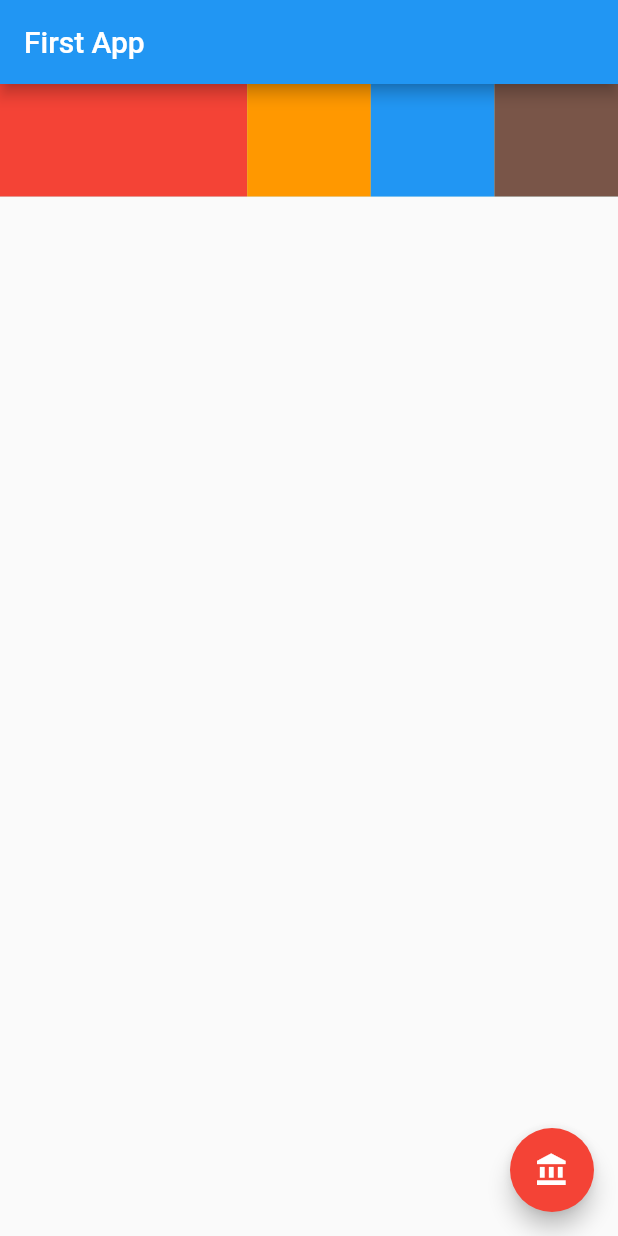
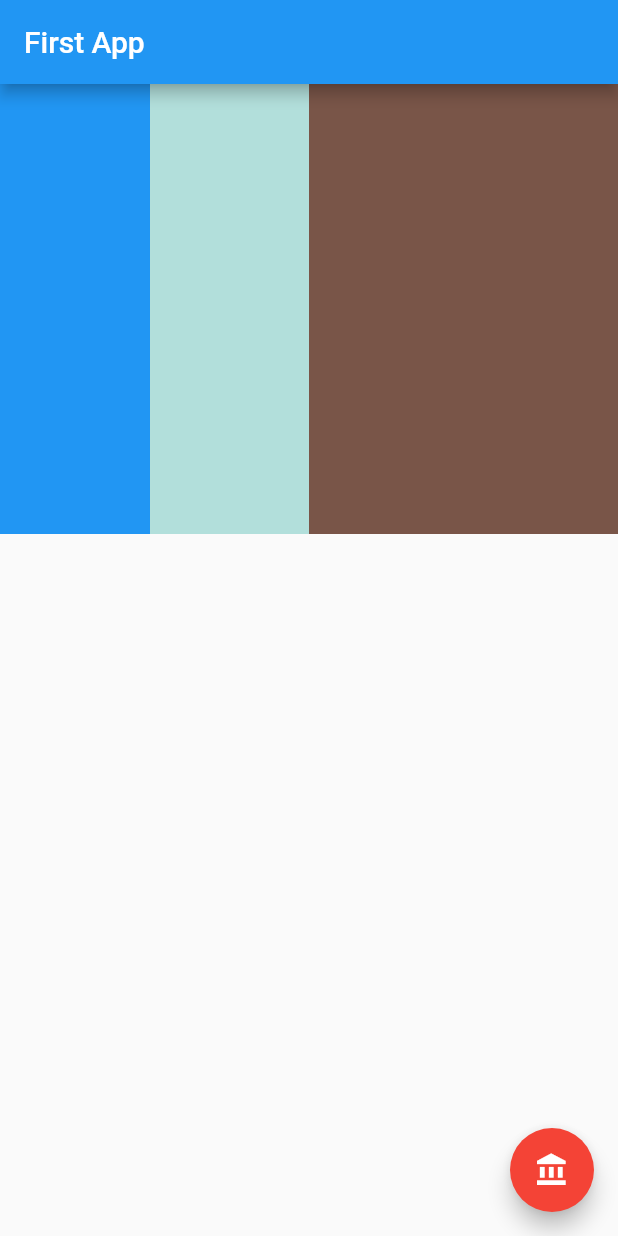
Before and after one commit to RustamovRRR/start_flutter, a Flutter app: the screen it shows after launch, on a phone screen of 412 x 824 dp. Run offline on Flutter 3.47's test engine with Material 2 defaults, Android fonts, the phone set to English and light mode, and no system bars.

Commit message:
understanding flexible widget

```diff
--- a/lib/main.dart
+++ b/lib/main.dart
@@ -27,7 +27,7 @@ class MyApp extends StatelessWidget {
             // mainAxisSize: MainAxisSize.max,
             // mainAxisAlignment: MainAxisAlignment.spaceBetween,
             // crossAxisAlignment: CrossAxisAlignment.center,
-            children: expandedContainerler,
+            children: flexibleContainerler,
           ),
         ),
         floatingActionButton: FloatingActionButton(
@@ -72,6 +72,25 @@ class MyApp extends StatelessWidget {
       ),
     ];
   }
+}
+
+List<Widget> get flexibleContainerler {
+  return [
+    Flexible(
+      child: Container(
+        color: Colors.blue,
+        width: 100,
+        height: 300,
+      ),
+    ),
+    Flexible(
+      child: Container(
+        color: Colors.brown,
+        width: 300,
+        height: 300,
+      ),
+    ),
+  ];
 }
 
 List<Widget> get expandedContainerler {
```
